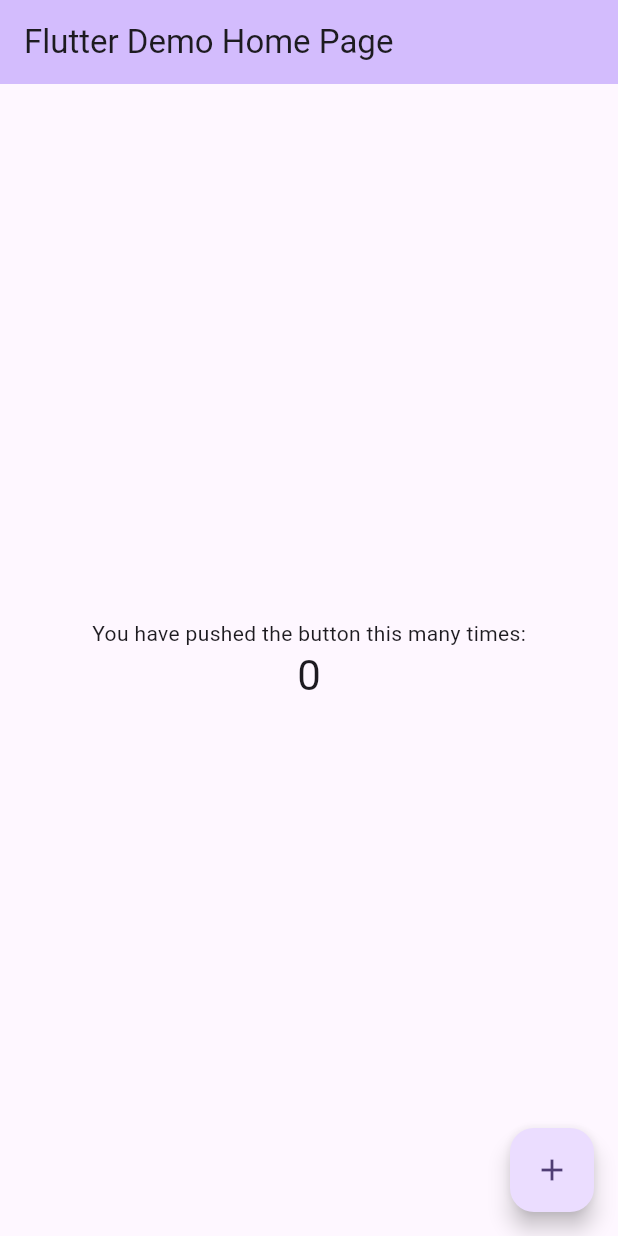
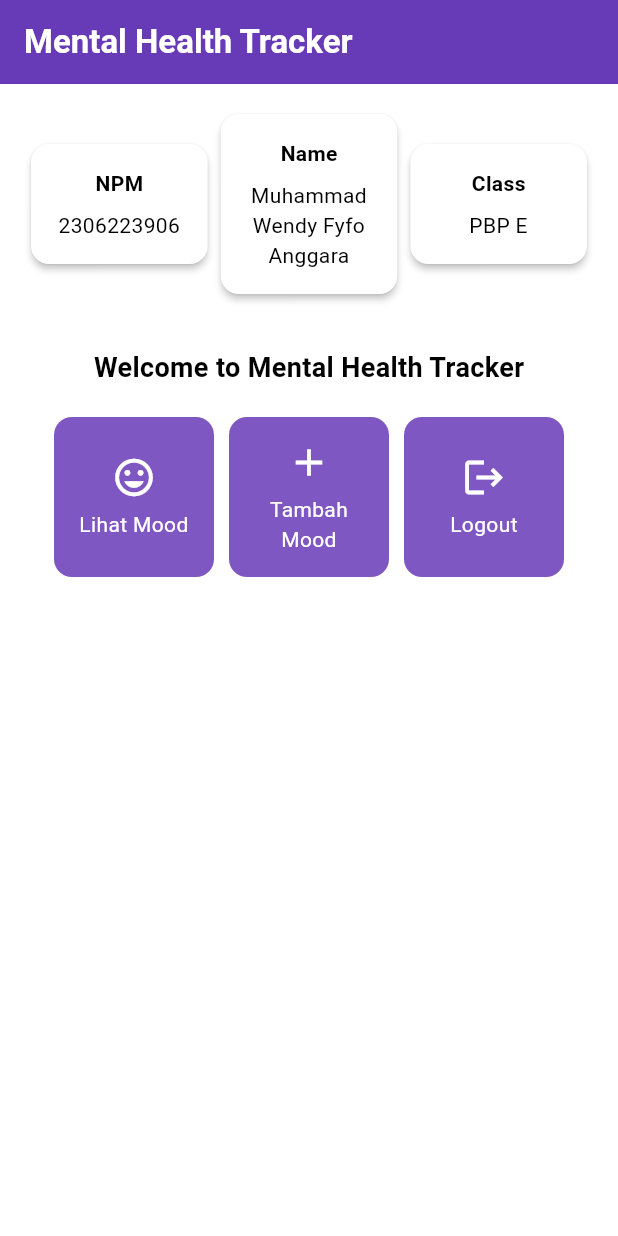
Before and after one commit to WendyFyfo/mental-health-tracker-mobile, a Flutter app: the screen it shows after launch, on a phone screen of 412 x 824 dp. Run offline on Flutter 3.47's test engine with Material 3 defaults, Android fonts, the phone set to English and light mode, and no system bars.

Commit message:
Submit Tutorial 6

```diff
--- a/lib/main.dart
+++ b/lib/main.dart
@@ -1,4 +1,5 @@
 import 'package:flutter/material.dart';
+import 'package:mental_health_tracker/menu.dart';
 
 void main() {
   runApp(const MyApp());
@@ -28,98 +29,11 @@ class MyApp extends StatelessWidget {
         //
         // This works for code too, not just values: Most code changes can be
         // tested with just a hot reload.
-        colorScheme: ColorScheme.fromSeed(seedColor: Colors.deepPurple),
+        colorScheme: ColorScheme.fromSwatch(
+          primarySwatch: Colors.deepPurple).copyWith(secondary: Colors.deepPurple[400]),
         useMaterial3: true,
       ),
-      home: const MyHomePage(title: 'Flutter Demo Home Page'),
+      home: MyHomePage(),
     );
   }
 }
-
-class MyHomePage extends StatefulWidget {
-  const MyHomePage({super.key, required this.title});
-
-  // This widget is the home page of your application. It is stateful, meaning
-  // that it has a State object (defined below) that contains fields that affect
-  // how it looks.
-
-  // This class is the configuration for the state. It holds the values (in this
-  // case the title) provided by the parent (in this case the App widget) and
-  // used by the build method of the State. Fields in a Widget subclass are
-  // always marked "final".
-
-  final String title;
-
-  @override
-  State<MyHomePage> createState() => _MyHomePageState();
-}
-
-class _MyHomePageState extends State<MyHomePage> {
-  int _counter = 0;
-
-  void _incrementCounter() {
-    setState(() {
-      // This call to setState tells the Flutter framework that something has
-      // changed in this State, which causes it to rerun the build method below
-      // so that the display can reflect the updated values. If we changed
-      // _counter without calling setState(), then the build method would not be
-      // called again, and so nothing would appear to happen.
-      _counter++;
-    });
-  }
-
-  @override
-  Widget build(BuildContext context) {
-    // This method is rerun every time setState is called, for instance as done
-    // by the _incrementCounter method above.
-    //
-    // The Flutter framework has been optimized to make rerunning build methods
-    // fast, so that you can just rebuild anything that needs updating rather
-    // than having to individually change instances of widgets.
-    return Scaffold(
-      appBar: AppBar(
-        // TRY THIS: Try changing the color here to a specific color (to
-        // Colors.amber, perhaps?) and trigger a hot reload to see the AppBar
-        // change color while the other colors stay the same.
-        backgroundColor: Theme.of(context).colorScheme.inversePrimary,
-        // Here we take the value from the MyHomePage object that was created by
-        // the App.build method, and use it to set our appbar title.
-        title: Text(widget.title),
-      ),
-      body: Center(
-        // Center is a layout widget. It takes a single child and positions it
-        // in the middle of the parent.
-        child: Column(
-          // Column is also a layout widget. It takes a list of children and
-          // arranges them vertically. By default, it sizes itself to fit its
-          // children horizontally, and tries to be as tall as its parent.
-          //
-          // Column has various properties to control how it sizes itself and
-          // how it positions its children. Here we use mainAxisAlignment to
-          // center the children vertically; the main axis here is the vertical
-          // axis because Columns are vertical (the cross axis would be
-          // horizontal).
-          //
-          // TRY THIS: Invoke "debug painting" (choose the "Toggle Debug Paint"
-          // action in the IDE, or press "p" in the console), to see the
-          // wireframe for each widget.
-          mainAxisAlignment: MainAxisAlignment.center,
-          children: <Widget>[
-            const Text(
-              'You have pushed the button this many times:',
-            ),
-            Text(
-              '$_counter',
-              style: Theme.of(context).textTheme.headlineMedium,
-            ),
-          ],
-        ),
-      ),
-      floatingActionButton: FloatingActionButton(
-        onPressed: _incrementCounter,
-        tooltip: 'Increment',
-        child: const Icon(Icons.add),
-      ), // This trailing comma makes auto-formatting nicer for build methods.
-    );
-  }
-}
--- /dev/null
+++ b/lib/menu.dart
@@ -0,0 +1,183 @@
+import 'package:flutter/material.dart';
+
+class MyHomePage extends StatelessWidget {
+  final String npm ='2306223906'; // NPM
+  final String name ='Muhammad Wendy Fyfo Anggara'; //Nama
+  final String className ='PBP E'; //Kelas
+  final List<ItemHomepage> items = [
+    ItemHomepage("Lihat Mood", Icons.mood),
+    ItemHomepage("Tambah Mood", Icons.add),
+    ItemHomepage("Logout", Icons.logout),
+  ];
+
+  MyHomePage({super.key});
+
+  @override
+  Widget build(BuildContext context) {
+    // Scaffold menyediakan struktur dasar halaman dengan AppBar dan Body.
+	  return Scaffold(
+        // AppBar adalah bagian atas halaman yang menampilkan judul.
+        appBar: AppBar(
+          //Judul aplikasi 'Mental Health Tracker" dengan teks putih dan tebal.
+          title: const Text(
+            'Mental Health Tracker',
+            style: TextStyle(
+              color: Colors.white,
+              fontWeight: FontWeight.bold,
+            ),
+          ),
+          // Warna latar belakang AppBar diambil dari skema warna tema aplikasi.
+          backgroundColor: Theme.of(context).colorScheme.primary,
+        ),
+        // Body halaman dengan padding di sekelilingnya.
+        body: Padding(
+          padding: const EdgeInsets.all(16),
+          // Menyusun widget secara vertikal dalam sebuah kolom.
+          child: Column(
+            crossAxisAlignment: CrossAxisAlignment.center,
+            children: [
+              // Row untuk menampilkan 3 infoCard secara horizontal.
+              Row(
+                mainAxisAlignment: MainAxisAlignment.spaceEvenly,
+                children: [
+                  InfoCard(title: 'NPM', content: npm),
+                  InfoCard(title: 'Name', content: name),
+                  InfoCard(title: 'Class', content: className),
+                ]
+              ),
+
+              // Memberikan jarak vertikal 16 unit.
+              const SizedBox(height: 16.0),
+
+              // Menempatkan widget berikutnya di tengah halaman.
+              Center(
+                child: Column(
+                  // Menyusun teks dan grid item secara vertikal
+                  children: [
+                    // Menampilkan teks sambutan dengan gaya tebal dan ukuran 18.
+                    const Padding(
+                      padding: EdgeInsets.only(top: 16),
+                      child: Text(
+                        'Welcome to Mental Health Tracker',
+                        style: TextStyle(
+                          fontWeight: FontWeight.bold,
+                          fontSize: 18,
+                        ),
+                      ),
+                    ),
+
+                    // Grid untuk menampilkan ItemCard dalam bentuk grid 3 kolom.
+                    GridView.count(
+                      primary: true,
+                      padding: const EdgeInsets.all(20),
+                      crossAxisSpacing: 10,
+                      mainAxisSpacing: 10,
+                      crossAxisCount: 3,
+                      // Agar grid menyesuaikan tinggi kontennya.
+                      shrinkWrap: true,
+
+                      // Menampilakn ItemCard untuk setiap item dalam list items.
+                      children: items.map((ItemHomepage item) {
+                        return ItemCard(item);
+                      }).toList(),
+                    )
+                  ],
+                )
+              )
+            ]
+          ))
+	  );
+  }
+
+}
+
+class InfoCard extends StatelessWidget {
+  // Kartu informasi yang menampilkan title dan content.
+
+  final String title; // Judul kartu
+  final String content; // Isi Kartu
+
+  const InfoCard({super.key, required this.title, required this.content});
+
+  @override
+  Widget build(BuildContext context) {
+    return Card(
+      //Membuat kotak kartu dengan bayangan dibawahnya.
+      elevation: 2.0,
+      child: Container(
+        // Mengatur ukuran dan jarak di dalam kartu.
+        width: MediaQuery.of(context).size.width /3.5,
+        padding: const EdgeInsets.all(16.0),
+        //Menyusun title dan content secara vertical.
+        child: Column(
+          children: [
+            Text(
+              title,
+              style: const TextStyle(fontWeight: FontWeight.bold),
+            ),
+            const SizedBox(height: 8.0),
+            Text(content, textAlign: TextAlign.center,),
+          ],
+        ),
+      ),
+    );
+  }
+}
+
+class ItemHomepage {
+  final String name;
+  final IconData icon;
+
+  ItemHomepage(this.name, this.icon);
+}
+
+class ItemCard extends StatelessWidget {
+  // Menampilkan kartu dengan ikon dan nama.
+  final ItemHomepage item;
+  const ItemCard(this.item, {super.key});
+
+  @override
+  Widget build(BuildContext context){
+    return Material(
+      // Menentukan warna latar belakang dari tema aplikasi.
+      color: Theme.of(context).colorScheme.secondary,
+      // Membuat sudut kartu melengkung.
+      borderRadius: BorderRadius.circular(12),
+
+      child: InkWell(
+        // Aksi ketika kartu ditekan.
+        onTap: (){
+          // Menampilkan pesan SnackBar saat kartu ditekan.
+          ScaffoldMessenger.of(context)
+            ..hideCurrentSnackBar()
+            ..showSnackBar(
+              SnackBar(content: Text("Kamu telah menekan tombol ${item.name}!"))
+            );
+        },
+        // COntainer untuk menyimpan Icon dan Text
+        child: Container(
+          padding: const EdgeInsets.all(8),
+          child: Center(
+            child:Column(
+              // Menyusun ikon dan teks di tengah kartu
+              mainAxisAlignment: MainAxisAlignment.center,
+              children: [
+                Icon(
+                  item.icon,
+                  color: Colors.white,
+                  size: 30.0,
+                ),
+                const Padding(padding: EdgeInsets.all(3)),
+                Text(
+                  item.name,
+                  textAlign: TextAlign.center,
+                  style: const TextStyle(color: Colors.white),
+                ),
+              ],
+            ),
+          )
+        )
+      )
+    );
+  }
+}
```
